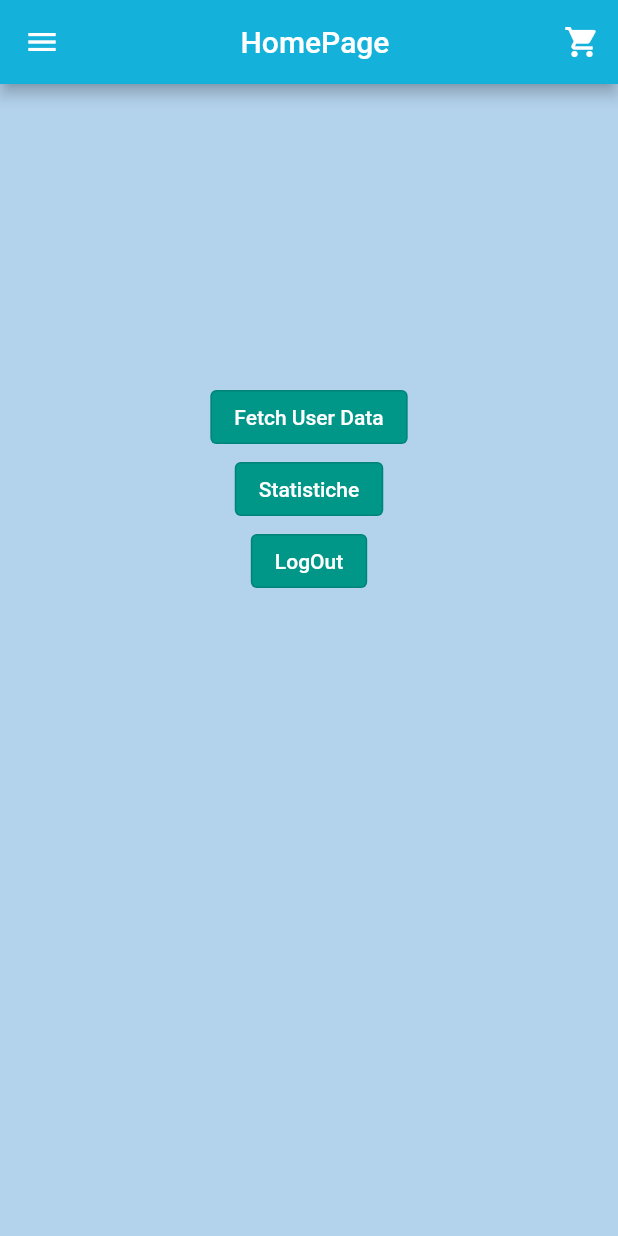
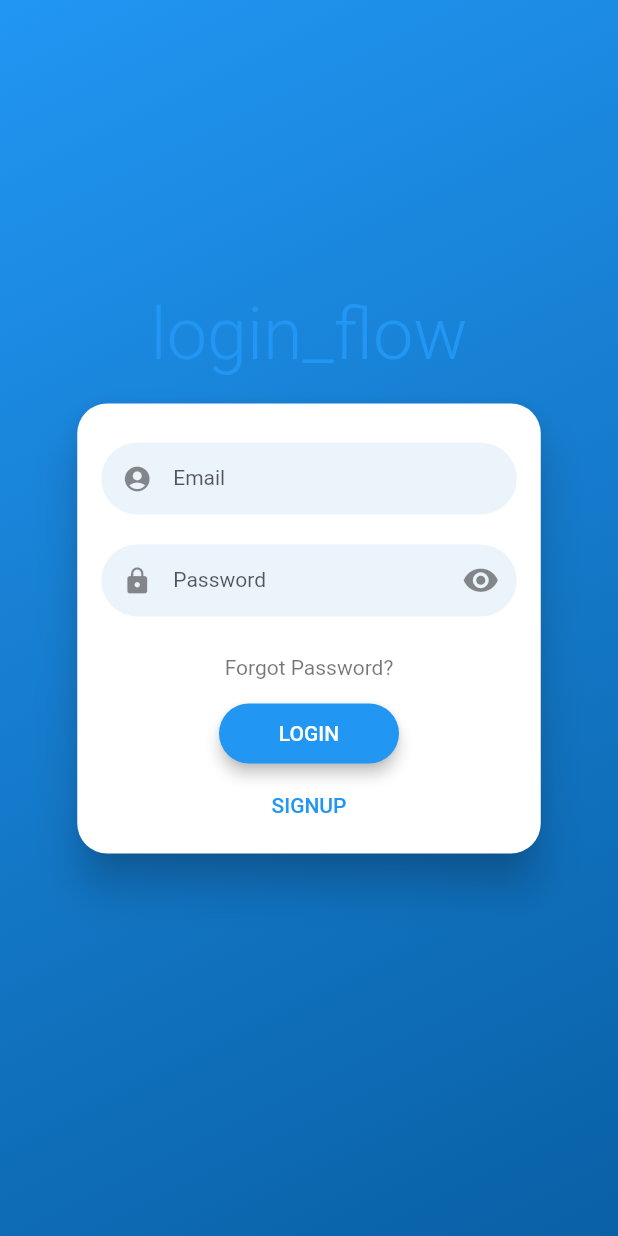
Before and after one commit to Alexdelia80/tamafake, a Flutter app: the screen it shows after launch, on a phone screen of 412 x 824 dp. Run offline on Flutter 3.47's test engine with Material 2 defaults, Android fonts, the light colour scheme and no system bars; drawn by our look-alikes of flutter_login; our stand-ins replace shared_preferences; missing offline and left inert: fitbitter.

Commit message:
loginefitbit

```diff
--- a/Tamagotchi/tamagotchi/lib/main.dart
+++ b/Tamagotchi/tamagotchi/lib/main.dart
@@ -1,22 +1,25 @@
 import 'package:flutter/material.dart';
 import 'package:tamagotchi/screens/fetchuserdata.dart';
 import 'package:tamagotchi/screens/homepage.dart';
+import 'package:tamagotchi/screens/loginpage.dart';
 import 'package:tamagotchi/screens/shoppage.dart';
 
 void main() {
   runApp(const MyApp());
 } //main
 
+// login e fitbitter ok
 class MyApp extends StatelessWidget {
   const MyApp({Key? key}) : super(key: key);
   @override
   Widget build(BuildContext context) {
     return MaterialApp(
       //This specifies the app entrypoint
-      initialRoute: '/',
+      initialRoute: LoginPage.route,
       //This maps names to the set of routes within the app
       routes: {
-        '/': (context) => const HomePage(),
+        LoginPage.route: (context) => const LoginPage(),
+        HomePage.route: (context) => const HomePage(),
         '/shop/': (context) => const ShopPage(),
         '/fetchpage/': (context) => FetchPage(),
       },
--- a/Tamagotchi/tamagotchi/lib/screens/fetchuserdata.dart
+++ b/Tamagotchi/tamagotchi/lib/screens/fetchuserdata.dart
@@ -88,11 +88,11 @@ class FetchPage extends StatelessWidget {
                   endDate: DateTime.parse('2022-05-21'),
                   userID: '7ML2XV',
                 )) as List<FitbitHeartData>;
-                Navigator.pushNamed(context, 'avatar', arguments: HeartData);
+                //Navigator.pushNamed(context, 'avatar', arguments: HeartData);
                 // Navigator.push(  context, MaterialPageRoute(builder: (_) => AvatarPage()));
                 print(HeartData);
               },
-              child: Text('Load Heart Data'),
+              child: const Text('Load Heart Data'),
             ),
             // -------------------------- DISABILITA AUTORIZZAZIONE --------------------------
             ElevatedButton(
--- a/Tamagotchi/tamagotchi/lib/screens/homepage.dart
+++ b/Tamagotchi/tamagotchi/lib/screens/homepage.dart
@@ -1,10 +1,27 @@
 import 'package:flutter/material.dart';
 import 'package:tamagotchi/screens/shoppage.dart';
 import 'package:tamagotchi/screens/fetchuserdata.dart';
+import 'package:tamagotchi/screens/loginpage.dart';
 import 'package:shared_preferences/shared_preferences.dart';
 
+/*
 class HomePage extends StatelessWidget {
   const HomePage({Key? key}) : super(key: key);
+
+  static const route = '/home/';
+  static const routename = 'Homepage';
+*/
+class HomePage extends StatefulWidget {
+  const HomePage({Key? key}) : super(key: key);
+
+  static const route = '/homepage/';
+  static const routename = 'HomePage';
+
+  @override
+  State<HomePage> createState() => _HomePageState();
+}
+
+class _HomePageState extends State<HomePage> {
   @override
   Widget build(BuildContext context) {
     return MaterialApp(
@@ -15,13 +32,15 @@ class HomePage extends StatelessWidget {
                 icon: const Icon(Icons.shopping_cart),
                 tooltip: 'Go to the Shop',
                 onPressed: () {
-                  Navigator.push(context,
-                      MaterialPageRoute(builder: (context) => ShopPage()));
+                  Navigator.push(
+                      context,
+                      MaterialPageRoute(
+                          builder: (context) => const ShopPage()));
                 },
               ),
             ],
-            backgroundColor: Color.fromARGB(255, 20, 178, 218),
-            title: Center(child: Text('HomePage'))),
+            backgroundColor: const Color.fromARGB(255, 20, 178, 218),
+            title: const Center(child: Text('HomePage'))),
         body: Container(
           margin: const EdgeInsets.all(20),
           //color: Color.fromARGB(255, 255, 255, 255),
@@ -44,6 +63,7 @@ class HomePage extends StatelessWidget {
                         MaterialPageRoute(builder: (_) => FetchPage()));
                   },
                 ),
+                /*
                 OutlinedButton(
                   style: OutlinedButton.styleFrom(
                     primary: Colors.white,
@@ -54,6 +74,7 @@ class HomePage extends StatelessWidget {
                     Navigator.pop(context);
                   },
                 ),
+                */
                 OutlinedButton(
                   style: OutlinedButton.styleFrom(
                     primary: Colors.white,
@@ -67,32 +88,32 @@ class HomePage extends StatelessWidget {
             ),
           ),
         ),
-        backgroundColor: Color.fromARGB(255, 179, 210, 236),
+        backgroundColor: const Color.fromARGB(255, 179, 210, 236),
         drawer: Drawer(
             child: ListView(
           children: <Widget>[
-            DrawerHeader(
+            const DrawerHeader(
               child: Text('Menu'),
               decoration: BoxDecoration(
                 color: Color.fromARGB(255, 20, 178, 218),
               ),
             ),
             ListTile(
-              leading: Icon(Icons.call),
-              title: Text('Assistance'),
+              leading: const Icon(Icons.call),
+              title: const Text('Assistance'),
               onTap: () {
                 print('Assistance');
               },
             ),
-            Divider(),
+            const Divider(),
             ListTile(
-              leading: Icon(Icons.shopping_cart),
-              title: Text('Shopping'),
+              leading: const Icon(Icons.shopping_cart),
+              title: const Text('Shopping'),
               onTap: () {
                 print('Shopping');
               },
             ),
-            Divider(),
+            const Divider(),
           ],
         )),
       ),
@@ -108,6 +129,6 @@ void _toLoginPage(BuildContext context) async {
   //Pop the drawer first
   Navigator.pop(context);
   //Then pop the HomePage
-  Navigator.push(context, MaterialPageRoute(builder: (_) => HomePage()));
+  Navigator.push(context, MaterialPageRoute(builder: (_) => const LoginPage()));
   //Navigator.of(context).pushReplacementNamed(LoginPage.route);
 } //_toCalendarPage
--- /dev/null
+++ b/Tamagotchi/tamagotchi/lib/screens/loginpage.dart
@@ -0,0 +1,72 @@
+import 'package:flutter/material.dart';
+import 'package:tamagotchi/screens/homepage.dart';
+import 'package:flutter_login/flutter_login.dart';
+import 'package:shared_preferences/shared_preferences.dart';
+
+class LoginPage extends StatefulWidget {
+  const LoginPage({Key? key}) : super(key: key);
+
+  static const route = '/';
+  static const routename = 'LoginPage';
+
+  @override
+  State<LoginPage> createState() => _LoginPageState();
+}
+
+class _LoginPageState extends State<LoginPage> {
+  @override
+  void initState() {
+    super.initState();
+    //Check if the user is already logged in before rendering the login page
+    _checkLogin();
+  } //initState
+
+  void _checkLogin() async {
+    //Get the SharedPreference instance and check if the value of the 'username' filed is set or not
+    final sp = await SharedPreferences.getInstance();
+    if (sp.getString('username') != null) {
+      //If 'username is set, push the HomePage
+      _toHomePage(context);
+    } //if
+  } //_checkLogin
+
+  Future<String> _loginUser(LoginData data) async {
+    if (data.name == 'bug@expert.com' && data.password == 'pass') {
+      final sp = await SharedPreferences.getInstance();
+      sp.setString('username', data.name);
+
+      return '';
+    } else {
+      return 'Wrong credentials';
+    }
+  }
+
+  // _loginUser
+  Future<String> _signUpUser(SignupData data) async {
+    return 'To be implemented';
+  }
+
+  // _signUpUser
+  Future<String> _recoverPassword(String email) async {
+    return 'Recover password functionality needs to be implemented';
+  }
+
+  // _recoverPassword
+  @override
+  Widget build(BuildContext context) {
+    return FlutterLogin(
+      title: 'login_flow',
+      onLogin: _loginUser,
+      onSignup: _signUpUser,
+      onRecoverPassword: _recoverPassword,
+      onSubmitAnimationCompleted: () async {
+        _toHomePage(context);
+      },
+    );
+  } // build
+
+  void _toHomePage(BuildContext context) {
+    Navigator.of(context).pushReplacementNamed(HomePage.route);
+  } //_toHomePage
+
+} // LoginScreen
--- a/Tamagotchi/tamagotchi/lib/screens/shoppage.dart
+++ b/Tamagotchi/tamagotchi/lib/screens/shoppage.dart
@@ -11,11 +11,11 @@ class ShopPage extends StatelessWidget {
     print('${ShopPage.routename} built');
     return Scaffold(
       appBar: AppBar(
-          backgroundColor: Color.fromARGB(255, 20, 178, 218),
+          backgroundColor: const Color.fromARGB(255, 20, 178, 218),
           title:
-              Center(child: Text(ShopPage.routename)) //ext(ShopPage.routename),
+              const Center(child: Text(ShopPage.routename)) //ext(ShopPage.routename),
           ),
-      backgroundColor: Color.fromARGB(255, 179, 210, 236),
+      backgroundColor: const Color.fromARGB(255, 179, 210, 236),
     );
   } //build
 } //ShopPage
--- a/Tamagotchi/tamagotchi/pubspec.yaml
+++ b/Tamagotchi/tamagotchi/pubspec.yaml
@@ -18,7 +18,7 @@ publish_to: 'none' # Remove this line if you wish to publish to pub.dev
 version: 1.0.0+1
 
 environment:
-  sdk: ">=2.16.1 <3.0.0"
+  sdk: ">=2.15.1 <3.0.0"
 
 # Dependencies specify other packages that your package needs in order to work.
 # To automatically upgrade your package dependencies to the latest versions
@@ -30,8 +30,8 @@ dependencies:
   flutter:
     sdk: flutter
   fitbitter: ^1.1.1
-  flutter_login: ^3.2.0
-  shared_preferences: ^2.0.15
+  flutter_login:
+  shared_preferences:
   # The following adds the Cupertino Icons font to your application.
   # Use with the CupertinoIcons class for iOS style icons.
   cupertino_icons: ^1.0.2
```
Also changed, not shown: Tamagotchi/tamagotchi/pubspec.lock, 3 other files.
